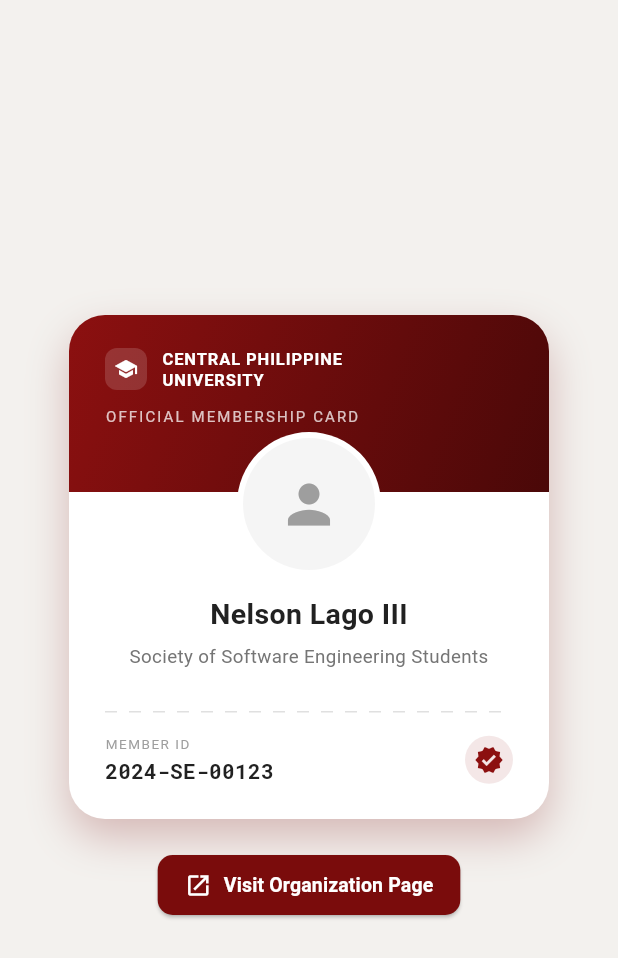
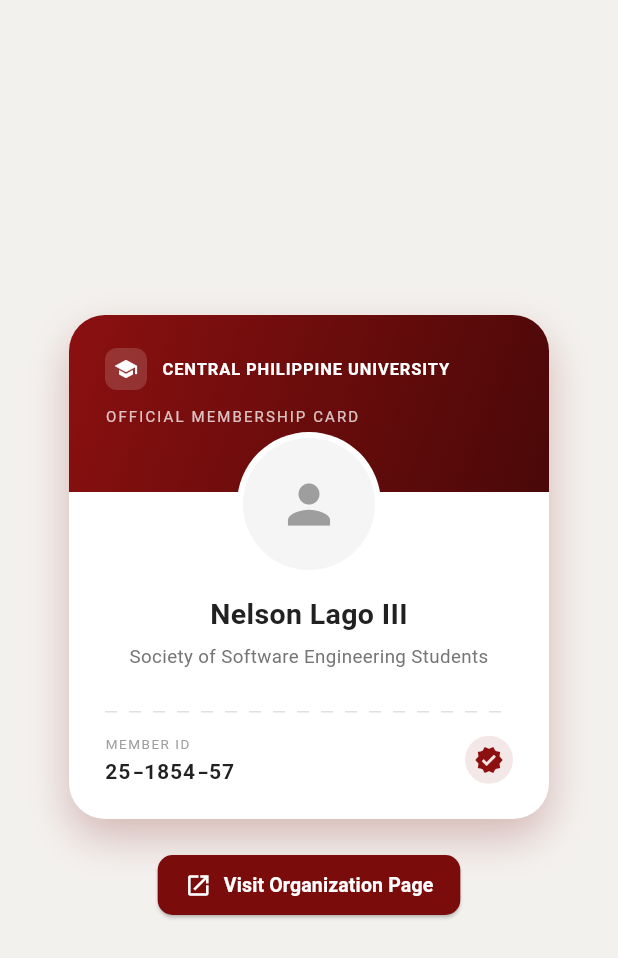
Before and after one commit to Nelsocated/Lago_Nelson_Flutter, a Flutter app: the screen it shows after launch, on a phone screen of 412 x 824 dp. Shown: the top 958 px of the screen. Run offline on Flutter 3.47's test engine with Material 3 defaults, Android fonts, the light colour scheme and no system bars; drawn by our look-alikes of cached_network_image; our stand-ins replace google_fonts; network calls fail.

Commit message:
Changed id and fix some layout

```diff
--- a/lib/main.dart
+++ b/lib/main.dart
@@ -34,7 +34,7 @@
 
 class _MembershipCardScreenState extends State<MembershipCardScreen> {
   String _memberName = 'Nelson Lago III';
-  String _memberId = '2024-SE-00123';
+  String _memberId = '25-1854-57';
   String _orgName = 'Society of Software Engineering Students';
   String _photoUrl = 'https://relaycdn.vercel.app/p/8umfet.JPG';
   Uri _orgUrl = Uri.parse('https://cpu.edu.ph');
@@ -162,7 +162,7 @@
                       const SizedBox(width: 10),
                       Expanded(
                         child: Text(
-                          'CENTRAL PHILIPPINE\nUNIVERSITY',
+                          'CENTRAL PHILIPPINE UNIVERSITY',
                           style: GoogleFonts.roboto(
                             color: Colors.white,
                             fontSize: 11,
```
